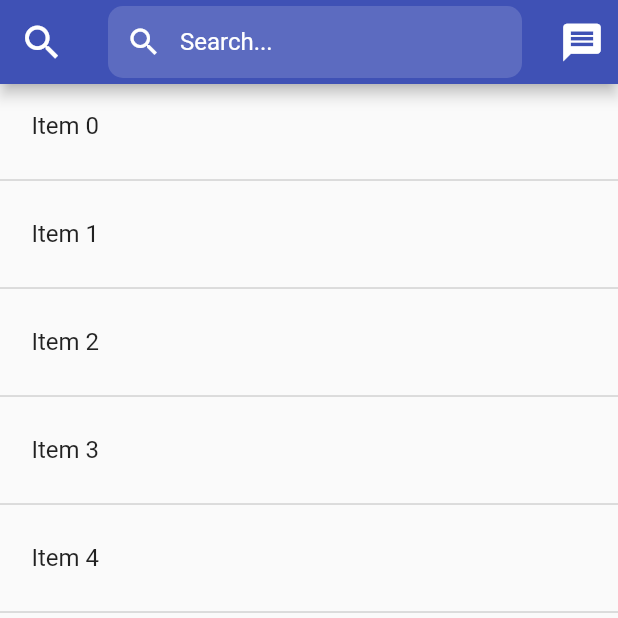
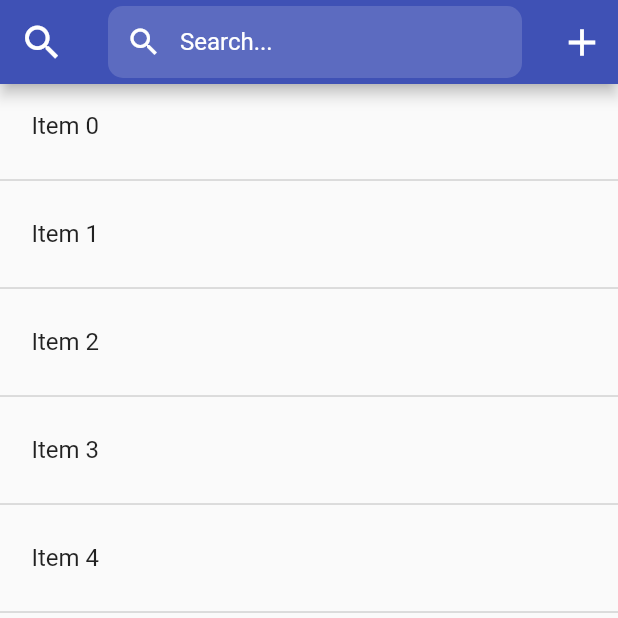
Before and after one commit to philalem/tutorial_app, a Flutter app: the Explore screen opened directly, on a phone screen of 412 x 824 dp, the top half of it. Run offline on Flutter 3.47's test engine with Material 2 defaults, Android fonts, the phone set to English and light mode, and no system bars; our stand-ins replace camera, cloud_firestore, firebase_auth, firebase_storage, google_fonts, image_picker and 1 more; accounts and stored records are empty.

Commit message:
added an add icon to the explore app bar

```diff
--- a/lib/explore.dart
+++ b/lib/explore.dart
@@ -142,7 +142,7 @@ class _ExploreState extends State<Explore> {
         actions: <Widget>[
           IconButton(
             iconSize: 30,
-            icon: Icon(Icons.message),
+            icon: Icon(Icons.add),
             onPressed: () {},
           ),
         ],
```
